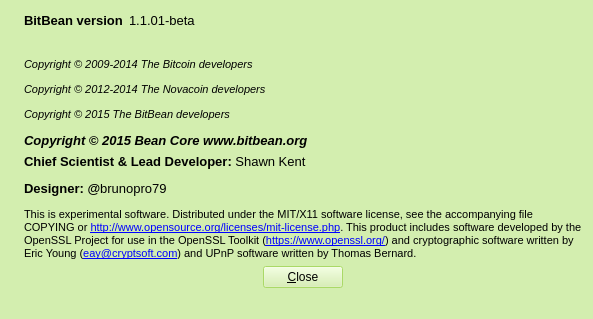
Above: src/qt/forms/aboutdialog.ui from nokat/bitbean before the change. Below: the same form after it.
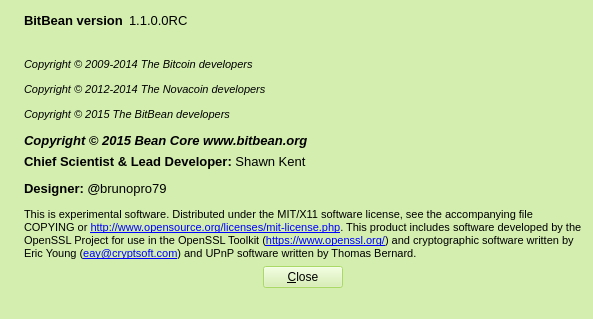
That is the form after the change. Icons and pictures are not drawn.

Commit message: Updated QT Pro for Windows Build

What changed in the file:
```diff
--- a/src/qt/forms/aboutdialog.ui
+++ b/src/qt/forms/aboutdialog.ui
@@ -241,7 +241,7 @@
         <cursorShape>IBeamCursor</cursorShape>
        </property>
        <property name="text">
-        <string notr="true">1.1.01-beta</string>
+        <string notr="true">1.1.0.0RC</string>
        </property>
        <property name="textInteractionFlags">
         <set>Qt::LinksAccessibleByMouse|Qt::TextSelectableByKeyboard|Qt::TextSelectableByMouse</set>
```
The commit also changes 2 other files.
